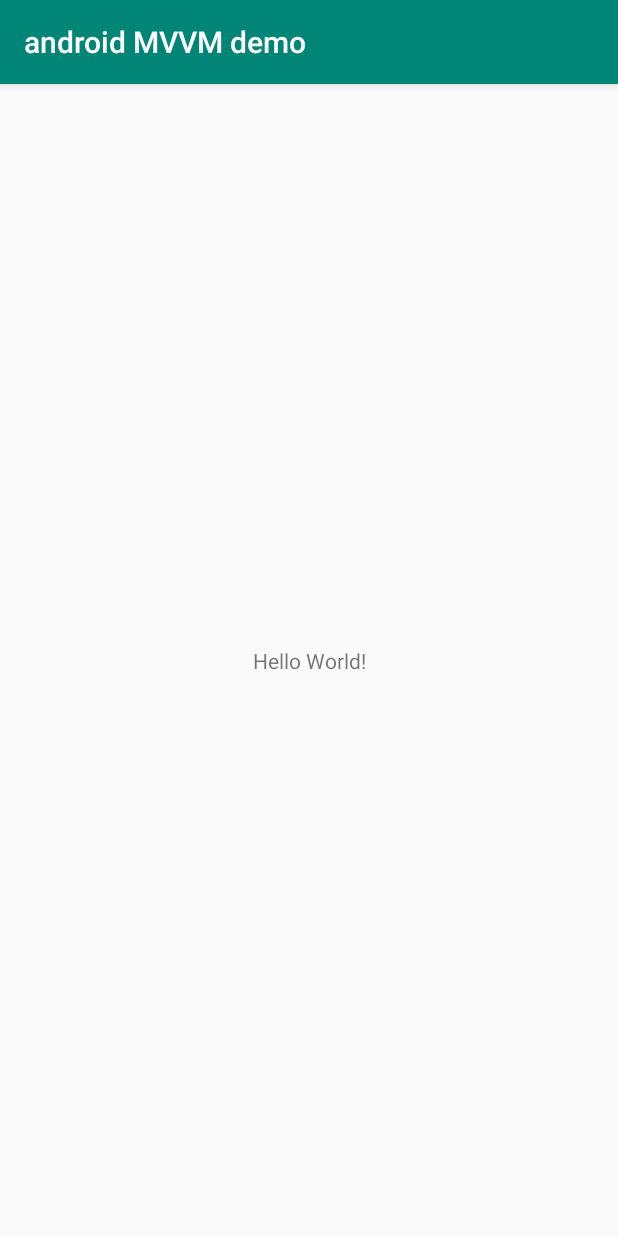
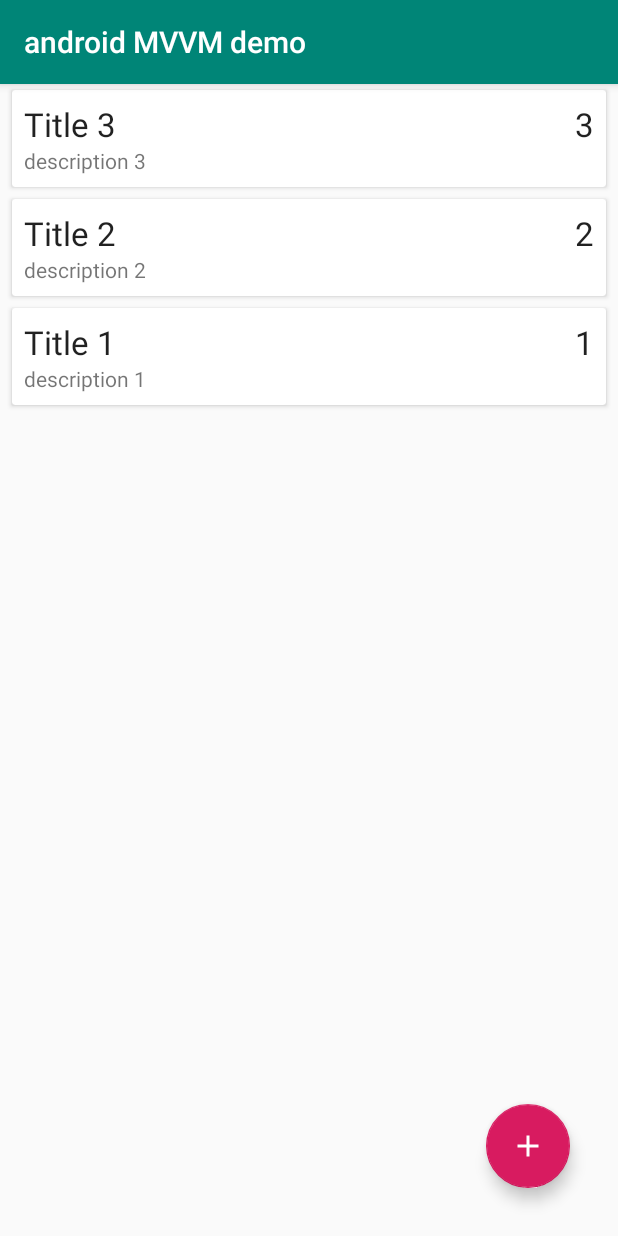
Before and after one commit to etambele/Android-Architecture-MVVM-Sample-App, an Android app: the screen it shows after launch (MainActivity), on a phone screen of 412 x 824 dp. Run offline under Robolectric (Android 15) with nearby library versions, the phone set to English and light mode, and no system bars; our stand-ins replace Room's generated code.

Commit message:
Activity included

```diff
--- a/androidMVVMdemo/app/build.gradle
+++ b/androidMVVMdemo/app/build.gradle
@@ -37,11 +37,10 @@ dependencies {
     androidTestImplementation 'com.android.support.test:runner:1.0.2'
     androidTestImplementation 'com.android.support.test.espresso:espresso-core:3.0.2'
 
-
     // ViewModel and LiveData
     implementation "androidx.lifecycle:lifecycle-extensions:$lifecycle_version"
-    annotationProcessor "androidx.lifecycle:lifecycle-compiler:$lifecycle_version" // For Kotlin use kapt instead of annotationProcessor
-
+    annotationProcessor "androidx.lifecycle:lifecycle-compiler:$lifecycle_version"
+    // For Kotlin use kapt instead of annotationProcessor
 
 
     implementation "androidx.room:room-runtime:$room_version"
--- a/androidMVVMdemo/app/src/main/AndroidManifest.xml
+++ b/androidMVVMdemo/app/src/main/AndroidManifest.xml
@@ -9,7 +9,10 @@
         android:roundIcon="@mipmap/ic_launcher_round"
         android:supportsRtl="true"
         android:theme="@style/AppTheme">
-        <activity android:name=".MainActivity">
+        <activity android:name=".AddNoteActivity"
+            android:parentActivityName=".MainActivity"></activity>
+        <activity android:name=".MainActivity"
+            android:launchMode="singleTop">
             <intent-filter>
                 <action android:name="android.intent.action.MAIN" />
 
--- a/androidMVVMdemo/app/src/main/java/com/ambell/androidmvvmdemo/MainActivity.java
+++ b/androidMVVMdemo/app/src/main/java/com/ambell/androidmvvmdemo/MainActivity.java
@@ -1,18 +1,26 @@
 package com.ambell.androidmvvmdemo;
 
+import android.content.Intent;
 import android.os.Bundle;
+import android.view.View;
 import android.widget.Toast;
+
+import com.google.android.material.floatingactionbutton.FloatingActionButton;
 
 import java.util.List;
 
+import androidx.annotation.Nullable;
 import androidx.appcompat.app.AppCompatActivity;
 import androidx.lifecycle.Observer;
 import androidx.lifecycle.ViewModelProviders;
+import androidx.recyclerview.widget.LinearLayoutManager;
+import androidx.recyclerview.widget.RecyclerView;
 
 
 public class MainActivity extends AppCompatActivity {
+    public static final int ADD_NOTE_REQUEST = 1;
+    private NoteViewModel noteViewModel;
 
-    private NoteViewModel noteViewModel;
 
 
     @Override
@@ -20,10 +28,47 @@ public class MainActivity extends AppCompatActivity {
         super.onCreate(savedInstanceState);
         setContentView(R.layout.activity_main);
 
+        FloatingActionButton buttonAddNote = findViewById(R.id.button_add_note);
+        buttonAddNote.setOnClickListener(new View.OnClickListener() {
+            @Override
+            public void onClick(View view) {
+                Intent intent = new Intent(MainActivity.this,AddNoteActivity.class);
+                startActivityForResult(intent,ADD_NOTE_REQUEST);
+            }
+        });
+
+        RecyclerView recyclerView = findViewById(R.id.recycler_view);
+        recyclerView.setLayoutManager(new LinearLayoutManager(this));
+        recyclerView.setHasFixedSize(true);
+
+        final NoteAdapter adapter = new NoteAdapter();
+        recyclerView.setAdapter(adapter);
+
         noteViewModel = ViewModelProviders.of(this).get(NoteViewModel.class);
-        noteViewModel.getAllNotes().observe(this, notes -> {
-            //update RecyclerView
-            Toast.makeText(MainActivity.this, "unchanged", Toast.LENGTH_SHORT).show();
+        noteViewModel.getAllNotes().observe(this, new Observer<List<Note>>() {
+            @Override
+            public void onChanged(List<Note> notes) {
+                //update RecyclerView
+                adapter.setNotes(notes);
+            }
         });
     }
+
+    @Override
+    protected void onActivityResult(int requestCode, int resultCode, @Nullable Intent data) {
+        super.onActivityResult(requestCode, resultCode, data);
+
+        if(requestCode == ADD_NOTE_REQUEST && resultCode == RESULT_OK){
+            String title = data.getStringExtra(AddNoteActivity.EXTRA_TITLE);
+            String description = data.getStringExtra(AddNoteActivity.EXTRA_DESCRIPTION);
+            int priority = data.getIntExtra(AddNoteActivity.EXTRA_PRIORITY, 1);
+
+            Note note = new Note(title, description, priority);
+            noteViewModel.insert(note);
+
+            Toast.makeText(this, "Note saved", Toast.LENGTH_SHORT).show();
+        }else{
+            Toast.makeText(this, "Note not Saved", Toast.LENGTH_SHORT).show();
+        }
+    }
 }
--- /dev/null
+++ b/androidMVVMdemo/app/src/main/java/com/ambell/androidmvvmdemo/NoteAdapter.java
@@ -0,0 +1,60 @@
+package com.ambell.androidmvvmdemo;
+
+import android.view.LayoutInflater;
+import android.view.View;
+import android.view.ViewGroup;
+import android.widget.TextView;
+
+import org.w3c.dom.Text;
+
+import java.util.ArrayList;
+import java.util.List;
+
+import androidx.annotation.NonNull;
+import androidx.recyclerview.widget.RecyclerView;
+
+public class NoteAdapter extends RecyclerView.Adapter<NoteAdapter.NoteHolder> {
+    private List<Note> notes = new ArrayList<>();
+
+    @NonNull
+    @Override
+    public NoteHolder onCreateViewHolder(@NonNull ViewGroup parent, int viewType) {
+        View itemView = LayoutInflater.from(parent.getContext())
+                .inflate(R.layout.note_item, parent, false);
+        return new NoteHolder(itemView);
+    }
+
+    @Override
+    public void onBindViewHolder(@NonNull NoteHolder holder, int position) {
+        Note currentNote = notes.get(position);
+        holder.textViewTitle.setText(currentNote.getTitle());
+        holder.textViewDescription.setText(currentNote.getDescription());
+        holder.textViewPriority.setText(String.valueOf(currentNote.getPriority()));
+
+
+    }
+
+    @Override
+    public int getItemCount() {
+        return notes.size();
+    }
+
+    public void setNotes(List<Note> notes){
+        this.notes = notes;
+        notifyDataSetChanged();
+    }
+
+    class NoteHolder extends RecyclerView.ViewHolder{
+        private TextView textViewTitle;
+        private TextView textViewDescription;
+        private TextView textViewPriority;
+
+        public NoteHolder(View itemView){
+            super(itemView);
+            textViewTitle = itemView.findViewById(R.id.text_view_title);
+            textViewDescription = itemView.findViewById(R.id.text_view_description);
+            textViewPriority = itemView.findViewById(R.id.text_view_priority);
+        }
+
+    }
+}
--- /dev/null
+++ b/androidMVVMdemo/app/src/main/res/drawable/ic_add.xml
@@ -0,0 +1,5 @@
+<vector android:height="24dp" android:tint="#FFFFFF"
+    android:viewportHeight="24.0" android:viewportWidth="24.0"
+    android:width="24dp" xmlns:android="http://schemas.android.com/apk/res/android">
+    <path android:fillColor="#FF000000" android:pathData="M19,13h-6v6h-2v-6H5v-2h6V5h2v6h6v2z"/>
+</vector>
--- /dev/null
+++ b/androidMVVMdemo/app/src/main/res/drawable/ic_close.xml
@@ -0,0 +1,5 @@
+<vector android:height="24dp" android:tint="#FFFFFF"
+    android:viewportHeight="24.0" android:viewportWidth="24.0"
+    android:width="24dp" xmlns:android="http://schemas.android.com/apk/res/android">
+    <path android:fillColor="#FF000000" android:pathData="M19,6.41L17.59,5 12,10.59 6.41,5 5,6.41 10.59,12 5,17.59 6.41,19 12,13.41 17.59,19 19,17.59 13.41,12z"/>
+</vector>
--- /dev/null
+++ b/androidMVVMdemo/app/src/main/res/drawable/ic_save.xml
@@ -0,0 +1,5 @@
+<vector android:height="24dp" android:tint="#FFFFFF"
+    android:viewportHeight="24.0" android:viewportWidth="24.0"
+    android:width="24dp" xmlns:android="http://schemas.android.com/apk/res/android">
+    <path android:fillColor="#FF000000" android:pathData="M17,3L5,3c-1.11,0 -2,0.9 -2,2v14c0,1.1 0.89,2 2,2h14c1.1,0 2,-0.9 2,-2L21,7l-4,-4zM12,19c-1.66,0 -3,-1.34 -3,-3s1.34,-3 3,-3 3,1.34 3,3 -1.34,3 -3,3zM15,9L5,9L5,5h10v4z"/>
+</vector>
--- a/androidMVVMdemo/app/src/main/res/layout/activity_main.xml
+++ b/androidMVVMdemo/app/src/main/res/layout/activity_main.xml
@@ -1,5 +1,5 @@
 <?xml version="1.0" encoding="utf-8"?>
-<androidx.constraintlayout.widget.ConstraintLayout
+<androidx.coordinatorlayout.widget.CoordinatorLayout
     xmlns:android="http://schemas.android.com/apk/res/android"
     xmlns:app="http://schemas.android.com/apk/res-auto"
     xmlns:tools="http://schemas.android.com/tools"
@@ -7,13 +7,18 @@
     android:layout_height="match_parent"
     tools:context=".MainActivity">
 
-    <TextView
+    <androidx.recyclerview.widget.RecyclerView
+        android:id="@+id/recycler_view"
         android:layout_width="wrap_content"
         android:layout_height="wrap_content"
-        android:text="Hello World!"
-        app:layout_constraintBottom_toBottomOf="parent"
-        app:layout_constraintLeft_toLeftOf="parent"
-        app:layout_constraintRight_toRightOf="parent"
-        app:layout_constraintTop_toTopOf="parent" />
+        tools:listitem="@layout/note_item"/>
 
-</androidx.constraintlayout.widget.ConstraintLayout>
+    <com.google.android.material.floatingactionbutton.FloatingActionButton
+        android:id="@+id/button_add_note"
+        android:layout_width="wrap_content"
+        android:layout_height="wrap_content"
+        android:src="@drawable/ic_add"
+        android:layout_gravity="bottom|end"
+        android:layout_margin="32dp"/>
+
+</androidx.coordinatorlayout.widget.CoordinatorLayout>
--- /dev/null
+++ b/androidMVVMdemo/app/src/main/res/layout/note_item.xml
@@ -0,0 +1,43 @@
+<?xml version="1.0" encoding="utf-8"?>
+<androidx.cardview.widget.CardView xmlns:android="http://schemas.android.com/apk/res/android"
+    android:layout_width="match_parent"
+    android:layout_height="wrap_content"
+    android:layout_marginEnd="8dp"
+    android:layout_marginStart="8dp"
+    android:layout_marginTop="4dp"
+    android:layout_marginBottom="4dp">
+
+    <RelativeLayout
+        android:layout_width="wrap_content"
+        android:layout_height="wrap_content"
+        android:padding="8dp">
+
+        <TextView
+            android:id="@+id/text_view_priority"
+            android:layout_width="wrap_content"
+            android:layout_height="wrap_content"
+            android:layout_alignParentEnd="true"
+            android:text="1"
+            android:textAppearance="@style/Base.TextAppearance.AppCompat.Large"/>
+
+        <TextView
+            android:id="@+id/text_view_title"
+            android:layout_width="wrap_content"
+            android:layout_height="wrap_content"
+            android:layout_alignParentEnd="true"
+            android:text="Title"
+            android:textAppearance="@style/Base.TextAppearance.AppCompat.Large"
+            android:maxLines="1"
+            android:layout_toStartOf="@id/text_view_priority"
+            android:layout_alignParentStart="true"
+            android:ellipsize="end"/>
+
+        <TextView
+            android:id="@+id/text_view_description"
+            android:layout_width="wrap_content"
+            android:layout_height="wrap_content"
+            android:layout_below="@id/text_view_title"
+            android:text="Description"/>
+    </RelativeLayout>
+
+</androidx.cardview.widget.CardView>
```
Also changed, not shown: androidMVVMdemo/app/src/main/java/com/ambell/androidmvvmdemo/AddNoteActivity.java (added, +82 -0 lines), androidMVVMdemo/app/src/main/res/layout/activity_add_note.xml (added, +37 -0 lines), androidMVVMdemo/app/src/main/res/menu/add_note_menu.xml (added, +10 -0 lines).
